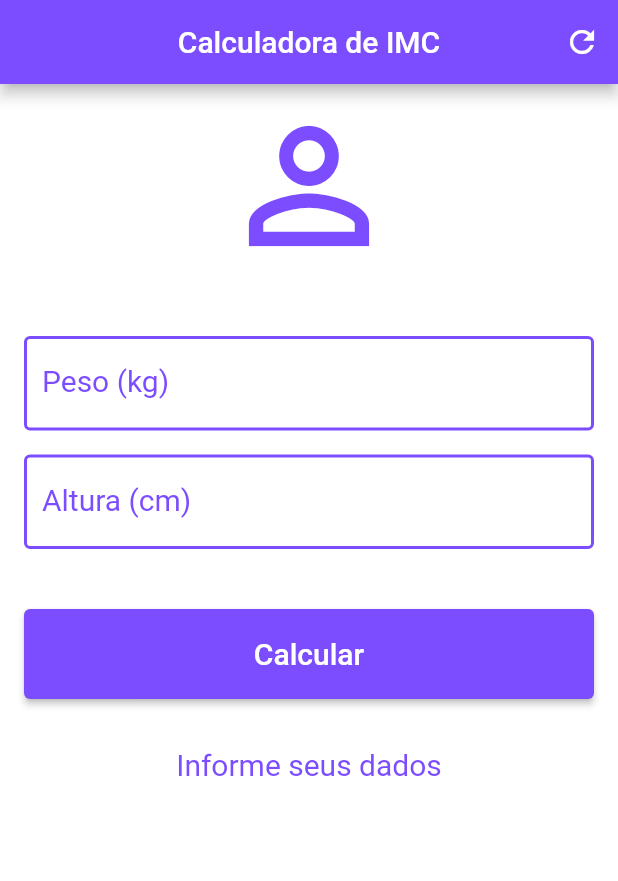
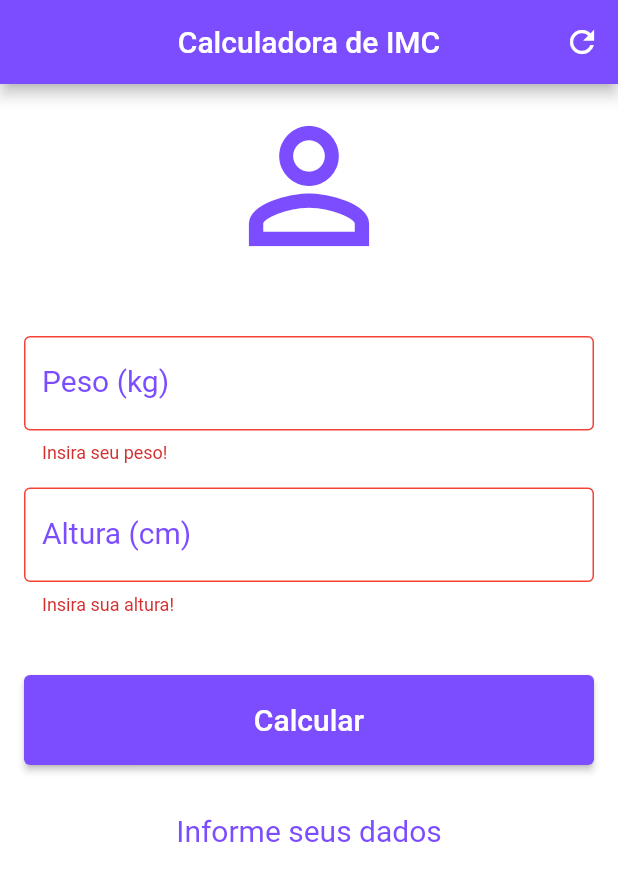
Before and after one commit to basegiojunior/fl-calculadora-imc, a Flutter app: the screen it shows after launch, after a tap on "Calcular", on a phone screen of 412 x 824 dp. Shown: the top 881 px of the screen. Run offline on Flutter 3.47's test engine with Material 2 defaults, Android fonts, the phone set to English and light mode, and no system bars.

Commit message:
feat: add theme for input

```diff
--- a/lib/main.dart
+++ b/lib/main.dart
@@ -3,6 +3,19 @@ import 'package:flutter/material.dart';
 void main(List<String> args) {
   runApp(MaterialApp(
     home: Home(),
+    theme: ThemeData(
+        inputDecorationTheme: InputDecorationTheme(
+            enabledBorder: OutlineInputBorder(
+                borderSide:
+                    BorderSide(color: Colors.deepPurpleAccent, width: 1)),
+            errorBorder: OutlineInputBorder(
+                borderSide: BorderSide(color: Colors.red, width: 1)),
+            focusedBorder: OutlineInputBorder(
+                borderSide:
+                    BorderSide(color: Colors.deepPurpleAccent, width: 2)),
+            focusedErrorBorder: OutlineInputBorder(
+                borderSide: BorderSide(color: Colors.red, width: 2)),
+            labelStyle: TextStyle(color: Colors.deepPurpleAccent))),
   ));
 }
 
@@ -15,7 +28,13 @@ class _HomeState extends State<Home> {
   TextEditingController weightController = TextEditingController();
   TextEditingController heightController = TextEditingController();
 
+  GlobalKey<FormState> _formKey = GlobalKey<FormState>();
+
   String _infoText = "Informe seus dados";
+
+  hideKeyboard() {
+    FocusScope.of(context).unfocus();
+  }
 
   void _resetFields() {
     weightController.text = "";
@@ -50,6 +69,8 @@ class _HomeState extends State<Home> {
 
   @override
   Widget build(BuildContext context) {
+    final node = FocusScope.of(context);
+
     return Scaffold(
       appBar: AppBar(
         title: Text("Calculadora de IMC"),
@@ -60,8 +81,11 @@ class _HomeState extends State<Home> {
         ],
       ),
       backgroundColor: Colors.white,
-      body: SingleChildScrollView(
+      body: GestureDetector(
+        child: SingleChildScrollView(
           padding: EdgeInsets.fromLTRB(16, 8, 16, 0),
+          child: Form(
+            key: _formKey,
             child: Column(
               crossAxisAlignment: CrossAxisAlignment.stretch,
               children: [
@@ -72,38 +96,49 @@ class _HomeState extends State<Home> {
                 ),
                 Padding(
                   padding: const EdgeInsets.only(top: 8, bottom: 8),
-              child: TextField(
+                  child: TextFormField(
                     keyboardType: TextInputType.number,
+                    textAlign: TextAlign.center,
                     decoration: InputDecoration(
-                    focusedBorder: OutlineInputBorder(
-                        borderSide: BorderSide(
-                            color: Colors.deepPurpleAccent, width: 2)),
-                    enabledBorder: OutlineInputBorder(
-                        borderSide: BorderSide(
-                            color: Colors.deepPurpleAccent, width: 2)),
                       labelText: "Peso (kg)",
-                    labelStyle: TextStyle(color: Colors.deepPurpleAccent)),
-                textAlign: TextAlign.center,
-                style: TextStyle(color: Colors.deepPurpleAccent, fontSize: 20),
+                    ),
+                    style:
+                        TextStyle(color: Colors.deepPurpleAccent, fontSize: 20),
                     controller: weightController,
+                    textInputAction: TextInputAction.next,
+                    onEditingComplete: node.nextFocus,
+                    validator: (value) {
+                      if (value.isEmpty) {
+                        return "Insira seu peso!";
+                      }
+                      return null;
+                    },
                   ),
                 ),
                 Padding(
                   padding: const EdgeInsets.only(top: 8, bottom: 8),
-              child: TextField(
+                  child: TextFormField(
                     keyboardType: TextInputType.number,
                     decoration: InputDecoration(
-                    focusedBorder: OutlineInputBorder(
-                        borderSide: BorderSide(
-                            color: Colors.deepPurpleAccent, width: 2)),
-                    enabledBorder: OutlineInputBorder(
-                        borderSide: BorderSide(
-                            color: Colors.deepPurpleAccent, width: 2)),
                       labelText: "Altura (cm)",
-                    labelStyle: TextStyle(color: Colors.deepPurpleAccent)),
+                    ),
                     textAlign: TextAlign.center,
-                style: TextStyle(color: Colors.deepPurpleAccent, fontSize: 20),
+                    style:
+                        TextStyle(color: Colors.deepPurpleAccent, fontSize: 20),
                     controller: heightController,
+                    textInputAction: TextInputAction.send,
+                    onEditingComplete: () {
+                      node.unfocus();
+                      if (_formKey.currentState.validate()) {
+                        _calculate();
+                      }
+                    },
+                    validator: (value) {
+                      if (value.isEmpty) {
+                        return "Insira sua altura!";
+                      }
+                      return null;
+                    },
                   ),
                 ),
                 Padding(
@@ -111,10 +146,15 @@ class _HomeState extends State<Home> {
                   child: Container(
                     height: 60,
                     child: ElevatedButton(
-                  onPressed: _calculate,
+                      onPressed: () {
+                        hideKeyboard();
+                        if (_formKey.currentState.validate()) {
+                          _calculate();
+                        }
+                      },
                       style: ButtonStyle(
-                      backgroundColor:
-                          MaterialStateProperty.all(Colors.deepPurpleAccent)),
+                          backgroundColor: MaterialStateProperty.all(
+                              Colors.deepPurpleAccent)),
                       child: Text(
                         "Calcular",
                         style: TextStyle(color: Colors.white, fontSize: 20),
@@ -124,12 +164,15 @@ class _HomeState extends State<Home> {
                 ),
                 Text(
                   _infoText,
-              style: TextStyle(color: Colors.deepPurpleAccent, fontSize: 20),
+                  style:
+                      TextStyle(color: Colors.deepPurpleAccent, fontSize: 20),
                   textAlign: TextAlign.center,
                 )
               ],
             ),
           ),
+        ),
+      ),
     );
   }
 }
```
Also changed, not shown: styles/theme.dart (added). Lines whose indentation alone changed are shown as unchanged.
